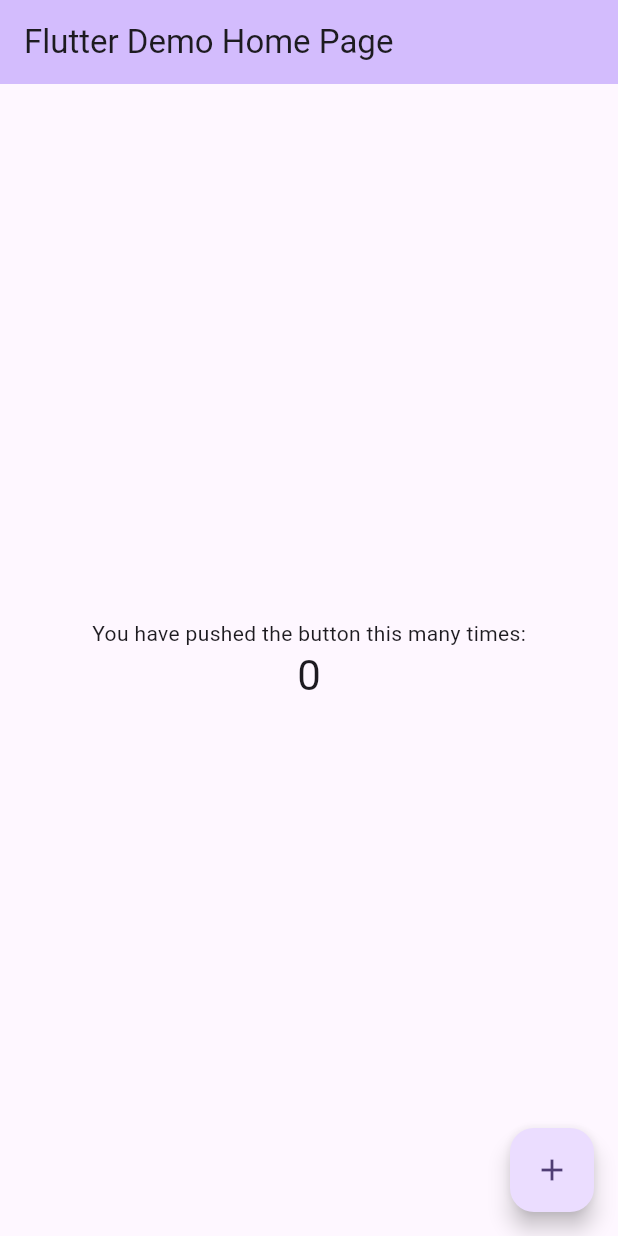
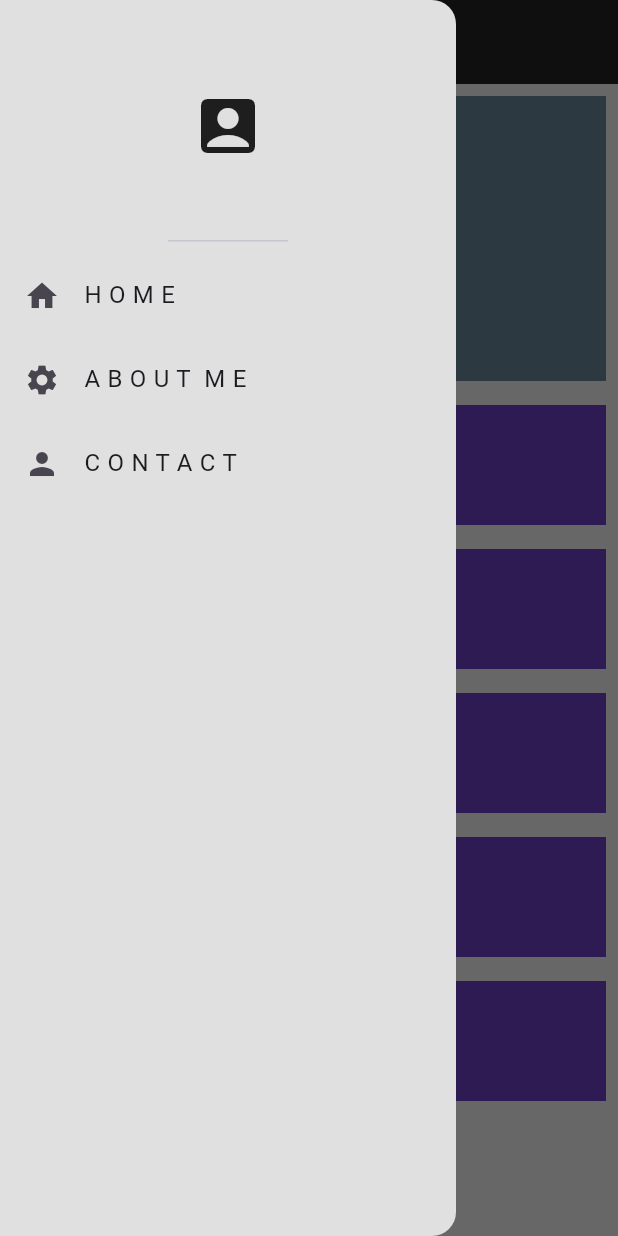
Before and after one commit to browsfer/My-responsive-portfolio, a Flutter app: the screen it shows after launch, with the side drawer open (before the commit the screen has no drawer), on a phone screen of 412 x 824 dp. Run offline on Flutter 3.47's test engine with Material 2 defaults, Android fonts, the phone set to English and light mode, and no system bars.

Commit message:
preparing responsive scaffolds + drawer

```diff
--- /dev/null
+++ b/lib/constants/constants.dart
@@ -0,0 +1,8 @@
+import 'package:flutter/material.dart';
+
+var myBackgroundColor = Colors.grey[300];
+
+var myAppBar = AppBar(
+  backgroundColor: Colors.grey[900],
+  foregroundColor: Colors.white,
+);
--- a/lib/main.dart
+++ b/lib/main.dart
@@ -1,4 +1,8 @@
 import 'package:flutter/material.dart';
+import 'package:responsive_project/responsive/responsive_layout.dart';
+import 'package:responsive_project/responsive/scaffolds/desktop_scaffold.dart';
+import 'package:responsive_project/responsive/scaffolds/mobile_scaffold.dart';
+import 'package:responsive_project/responsive/scaffolds/tablet_scaffold.dart';
 
 void main() {
   runApp(const MyApp());
@@ -11,115 +15,16 @@ class MyApp extends StatelessWidget {
   @override
   Widget build(BuildContext context) {
     return MaterialApp(
-      title: 'Flutter Demo',
+      debugShowCheckedModeBanner: false,
+      title: 'Responsive dashboard',
       theme: ThemeData(
-        // This is the theme of your application.
-        //
-        // TRY THIS: Try running your application with "flutter run". You'll see
-        // the application has a blue toolbar. Then, without quitting the app,
-        // try changing the seedColor in the colorScheme below to Colors.green
-        // and then invoke "hot reload" (save your changes or press the "hot
-        // reload" button in a Flutter-supported IDE, or press "r" if you used
-        // the command line to start the app).
-        //
-        // Notice that the counter didn't reset back to zero; the application
-        // state is not lost during the reload. To reset the state, use hot
-        // restart instead.
-        //
-        // This works for code too, not just values: Most code changes can be
-        // tested with just a hot reload.
-        colorScheme: ColorScheme.fromSeed(seedColor: Colors.deepPurple),
         useMaterial3: true,
       ),
-      home: const MyHomePage(title: 'Flutter Demo Home Page'),
+      home: ResponsiveLayout(
+        desktopScaffold: const MyDesktopScaffold(),
+        tabletScaffold: const MyTabletScaffold(),
+        mobileScaffold: const MyMobileScaffold(),
+      ),
     );
   }
 }
-
-class MyHomePage extends StatefulWidget {
-  const MyHomePage({super.key, required this.title});
-
-  // This widget is the home page of your application. It is stateful, meaning
-  // that it has a State object (defined below) that contains fields that affect
-  // how it looks.
-
-  // This class is the configuration for the state. It holds the values (in this
-  // case the title) provided by the parent (in this case the App widget) and
-  // used by the build method of the State. Fields in a Widget subclass are
-  // always marked "final".
-
-  final String title;
-
-  @override
-  State<MyHomePage> createState() => _MyHomePageState();
-}
-
-class _MyHomePageState extends State<MyHomePage> {
-  int _counter = 0;
-
-  void _incrementCounter() {
-    setState(() {
-      // This call to setState tells the Flutter framework that something has
-      // changed in this State, which causes it to rerun the build method below
-      // so that the display can reflect the updated values. If we changed
-      // _counter without calling setState(), then the build method would not be
-      // called again, and so nothing would appear to happen.
-      _counter++;
-    });
-  }
-
-  @override
-  Widget build(BuildContext context) {
-    // This method is rerun every time setState is called, for instance as done
-    // by the _incrementCounter method above.
-    //
-    // The Flutter framework has been optimized to make rerunning build methods
-    // fast, so that you can just rebuild anything that needs updating rather
-    // than having to individually change instances of widgets.
-    return Scaffold(
-      appBar: AppBar(
-        // TRY THIS: Try changing the color here to a specific color (to
-        // Colors.amber, perhaps?) and trigger a hot reload to see the AppBar
-        // change color while the other colors stay the same.
-        backgroundColor: Theme.of(context).colorScheme.inversePrimary,
-        // Here we take the value from the MyHomePage object that was created by
-        // the App.build method, and use it to set our appbar title.
-        title: Text(widget.title),
-      ),
-      body: Center(
-        // Center is a layout widget. It takes a single child and positions it
-        // in the middle of the parent.
-        child: Column(
-          // Column is also a layout widget. It takes a list of children and
-          // arranges them vertically. By default, it sizes itself to fit its
-          // children horizontally, and tries to be as tall as its parent.
-          //
-          // Column has various properties to control how it sizes itself and
-          // how it positions its children. Here we use mainAxisAlignment to
-          // center the children vertically; the main axis here is the vertical
-          // axis because Columns are vertical (the cross axis would be
-          // horizontal).
-          //
-          // TRY THIS: Invoke "debug painting" (choose the "Toggle Debug Paint"
-          // action in the IDE, or press "p" in the console), to see the
-          // wireframe for each widget.
-          mainAxisAlignment: MainAxisAlignment.center,
-          children: <Widget>[
-            const Text(
-              'You have pushed the button this many times:',
-            ),
-            Text(
-              '$_counter',
-              style: Theme.of(context).textTheme.headlineMedium,
-            ),
-          ],
-        ),
-      ),
-      floatingActionButton: FloatingActionButton(
-        onPressed: _incrementCounter,
-        tooltip: 'Increment',
-        child: const Icon(Icons.add),
-      ), // This trailing comma makes auto-formatting nicer for build methods.
-    );
-  }
-}
--- a/lib/responsive/responsive_layout.dart
+++ b/lib/responsive/responsive_layout.dart
@@ -0,0 +1,27 @@
+import 'package:flutter/material.dart';
+
+class ResponsiveLayout extends StatelessWidget {
+  final Widget mobileScaffold;
+  final Widget desktopScaffold;
+  final Widget tabletScaffold;
+
+  ResponsiveLayout(
+      {required this.mobileScaffold,
+      required this.desktopScaffold,
+      required this.tabletScaffold});
+
+  @override
+  Widget build(BuildContext context) {
+    return LayoutBuilder(
+      builder: (context, constraints) {
+        if (constraints.maxWidth < 510) {
+          return mobileScaffold;
+        } else if (constraints.maxWidth < 1100) {
+          return tabletScaffold;
+        } else {
+          return desktopScaffold;
+        }
+      },
+    );
+  }
+}
--- a/lib/responsive/scaffolds/desktop_scaffold.dart
+++ b/lib/responsive/scaffolds/desktop_scaffold.dart
@@ -0,0 +1,43 @@
+import 'package:flutter/material.dart';
+import 'package:responsive_project/utils/my_drawer.dart';
+
+import '../../constants/constants.dart';
+import '../../utils/gridView/my_grid_view.dart';
+import '../../utils/my_items_list.dart';
+
+class MyDesktopScaffold extends StatelessWidget {
+  const MyDesktopScaffold({super.key});
+
+  @override
+  Widget build(BuildContext context) {
+    return Scaffold(
+      backgroundColor: myBackgroundColor,
+      appBar: myAppBar,
+      body: const Row(
+        children: [
+          //Open drawer
+          MyDrawer(),
+
+          //rest of the body
+
+          Expanded(
+            child: Column(
+              children: [
+                //Grid view with something later
+                Expanded(
+                  child: AspectRatio(
+                    aspectRatio: 4,
+                    child: MyGridView(),
+                  ),
+                ),
+
+                //Second part of the body
+                Expanded(child: MyItemsList())
+              ],
+            ),
+          ),
+        ],
+      ),
+    );
+  }
+}
--- a/lib/responsive/scaffolds/mobile_scaffold.dart
+++ b/lib/responsive/scaffolds/mobile_scaffold.dart
@@ -0,0 +1,32 @@
+import 'package:flutter/material.dart';
+import 'package:responsive_project/constants/constants.dart';
+import 'package:responsive_project/utils/gridView/my_grid_view.dart';
+import 'package:responsive_project/utils/my_drawer.dart';
+
+import '../../utils/my_items_list.dart';
+
+class MyMobileScaffold extends StatelessWidget {
+  const MyMobileScaffold({super.key});
+
+  @override
+  Widget build(BuildContext context) {
+    return Scaffold(
+        backgroundColor: myBackgroundColor,
+        appBar: myAppBar,
+        drawer: const MyDrawer(),
+        body: const Column(
+          children: [
+            //Grid view with something later
+            AspectRatio(
+              aspectRatio: 2,
+              child: MyGridView(),
+            ),
+
+            //Second part of the body
+            Expanded(
+              child: MyItemsList(),
+            )
+          ],
+        ));
+  }
+}
--- a/lib/responsive/scaffolds/tablet_scaffold.dart
+++ b/lib/responsive/scaffolds/tablet_scaffold.dart
@@ -0,0 +1,33 @@
+import 'package:flutter/material.dart';
+import 'package:responsive_project/utils/my_drawer.dart';
+
+import '../../constants/constants.dart';
+import '../../utils/gridView/my_grid_view.dart';
+import '../../utils/my_items_list.dart';
+
+class MyTabletScaffold extends StatelessWidget {
+  const MyTabletScaffold({super.key});
+
+  @override
+  Widget build(BuildContext context) {
+    return Scaffold(
+      backgroundColor: myBackgroundColor,
+      appBar: myAppBar,
+      drawer: const MyDrawer(),
+      body: const Column(
+        children: [
+          //Grid view with something later
+          Expanded(
+            child: AspectRatio(
+              aspectRatio: 5,
+              child: MyGridView(),
+            ),
+          ),
+
+          //Second part of the body
+          Expanded(child: MyItemsList())
+        ],
+      ),
+    );
+  }
+}
--- /dev/null
+++ b/lib/utils/gridView/my_grid_item.dart
@@ -0,0 +1,15 @@
+import 'package:flutter/material.dart';
+
+class MyGridItem extends StatelessWidget {
+  const MyGridItem({super.key});
+
+  @override
+  Widget build(BuildContext context) {
+    return Padding(
+      padding: const EdgeInsets.all(8.0),
+      child: Container(
+        color: Colors.blueGrey,
+      ),
+    );
+  }
+}
--- /dev/null
+++ b/lib/utils/gridView/my_grid_view.dart
@@ -0,0 +1,25 @@
+import 'package:flutter/material.dart';
+
+import 'my_grid_item.dart';
+
+class MyGridView extends StatelessWidget {
+  const MyGridView({super.key});
+
+  @override
+  Widget build(BuildContext context) {
+    return SizedBox(
+      width: double.infinity,
+      child: GridView.builder(
+        itemCount: 4,
+        gridDelegate: const SliverGridDelegateWithFixedCrossAxisCount(
+          crossAxisCount: 2,
+          // crossAxisSpacing: 5,
+          // mainAxisSpacing: 10,
+        ),
+        itemBuilder: (context, index) {
+          return const MyGridItem();
+        },
+      ),
+    );
+  }
+}
--- /dev/null
+++ b/lib/utils/my_drawer.dart
@@ -0,0 +1,36 @@
+import 'package:flutter/material.dart';
+import 'package:responsive_project/constants/constants.dart';
+
+class MyDrawer extends StatelessWidget {
+  const MyDrawer({super.key});
+
+  @override
+  Widget build(BuildContext context) {
+    return Drawer(
+      backgroundColor: myBackgroundColor,
+      child: const Column(
+        children: [
+          //My photo later
+          DrawerHeader(
+            child: Icon(
+              Icons.account_box_rounded,
+              size: 48,
+            ),
+          ),
+          ListTile(
+            leading: Icon(Icons.home),
+            title: Text('H O M E'),
+          ),
+          ListTile(
+            leading: Icon(Icons.settings),
+            title: Text('A B O U T  M E'),
+          ),
+          ListTile(
+            leading: Icon(Icons.person),
+            title: Text('C O N T A C T'),
+          ),
+        ],
+      ),
+    );
+  }
+}
--- /dev/null
+++ b/lib/utils/my_items_list.dart
@@ -0,0 +1,21 @@
+import 'package:flutter/material.dart';
+
+class MyItemsList extends StatelessWidget {
+  const MyItemsList({super.key});
+
+  @override
+  Widget build(BuildContext context) {
+    return ListView.builder(
+      itemCount: 5,
+      itemBuilder: (context, index) {
+        return Padding(
+          padding: const EdgeInsets.all(8.0),
+          child: Container(
+            color: Colors.deepPurple,
+            height: 80,
+          ),
+        );
+      },
+    );
+  }
+}
```
